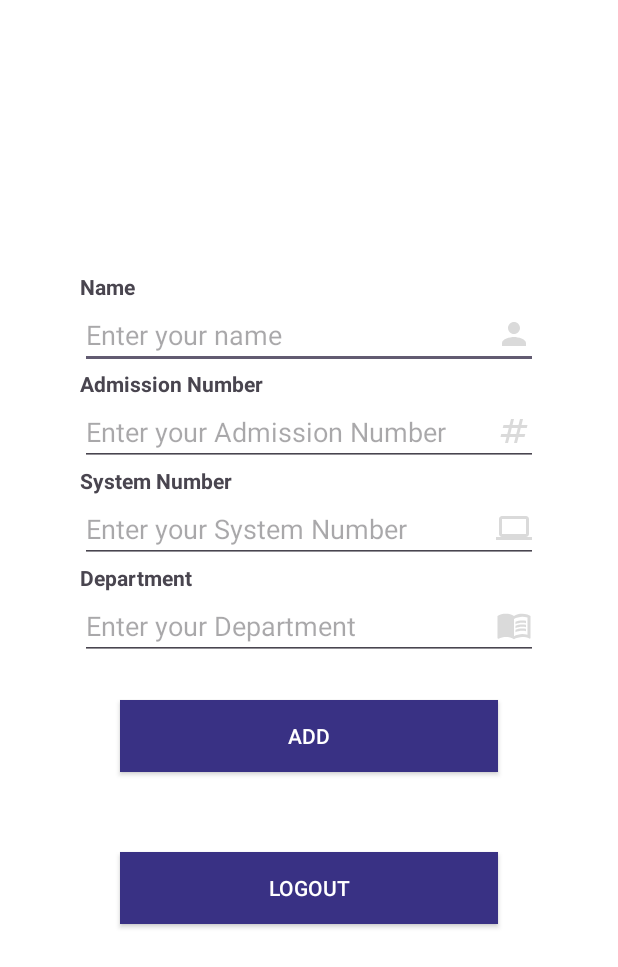
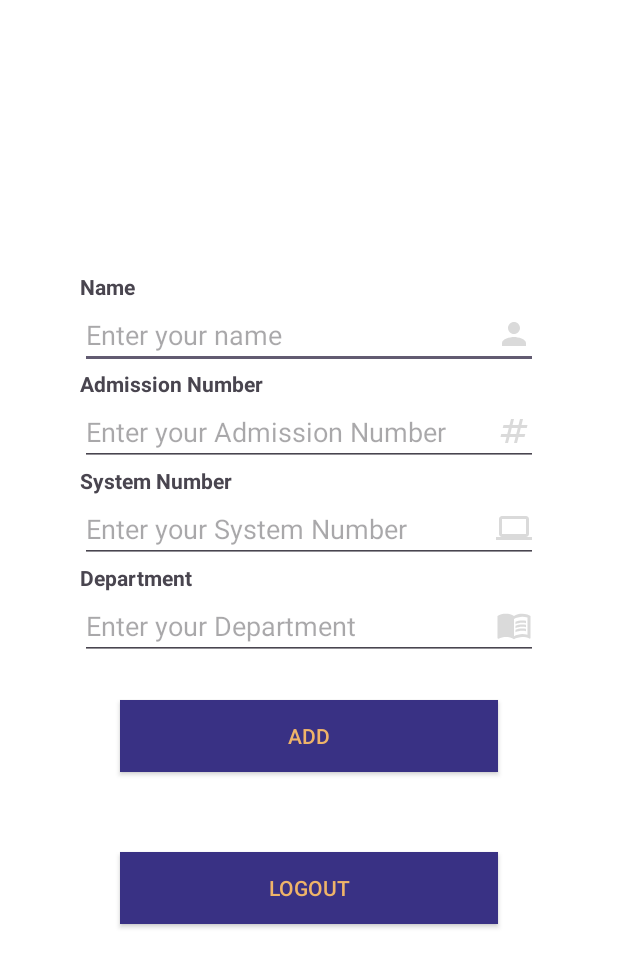
Before and after one commit to johnpoly/EntryLog, an Android app: the LogEntryPage screen opened directly, with no data from a screen before it, after a tap on "ADD", on a phone screen of 412 x 824 dp. Shown: the top 967 px of the screen. Run offline under Robolectric (Android 15) with nearby library versions, the phone set to English and light mode, and no system bars; our stand-ins replace Volley; network calls fail.

Commit message:
Project Completed

```diff
--- a/app/build.gradle.kts
+++ b/app/build.gradle.kts
@@ -32,7 +32,7 @@ android {
 }
 
 dependencies {
-
+    implementation("com.android.volley:volley:1.2.1")
     implementation(libs.appcompat)
     implementation(libs.material)
     implementation(libs.activity)
--- a/app/src/main/AndroidManifest.xml
+++ b/app/src/main/AndroidManifest.xml
@@ -2,7 +2,10 @@
 <manifest xmlns:android="http://schemas.android.com/apk/res/android"
     xmlns:tools="http://schemas.android.com/tools">
 
+    <uses-permission android:name="android.permission.INTERNET"/>
+
     <application
+        android:usesCleartextTraffic="true"
         android:allowBackup="true"
         android:dataExtractionRules="@xml/data_extraction_rules"
         android:fullBackupContent="@xml/backup_rules"
--- a/app/src/main/java/com/example/entrylog/LogEntryPage.java
+++ b/app/src/main/java/com/example/entrylog/LogEntryPage.java
@@ -14,10 +14,22 @@ import androidx.core.graphics.Insets;
 import androidx.core.view.ViewCompat;
 import androidx.core.view.WindowInsetsCompat;
 
+import com.android.volley.Request;
+import com.android.volley.RequestQueue;
+import com.android.volley.Response;
+import com.android.volley.VolleyError;
+import com.android.volley.toolbox.JsonObjectRequest;
+import com.android.volley.toolbox.Volley;
+
+import org.json.JSONException;
+import org.json.JSONObject;
+
 public class LogEntryPage extends AppCompatActivity {
 
     EditText ed1,ed2,ed3,ed4;
     AppCompatButton b1,b2;
+
+    String apiurl="http://10.0.4.16:3000/api/students";
 
     @Override
     protected void onCreate(Bundle savedInstanceState) {
@@ -35,11 +47,47 @@ public class LogEntryPage extends AppCompatActivity {
         b1.setOnClickListener(new View.OnClickListener() {
             @Override
             public void onClick(View v) {
+
+                //Value Reading
                 String getName=ed1.getText().toString();
                 String getAdmissionNumber=ed2.getText().toString();
                 String getSystemNumber=ed3.getText().toString();
                 String getDepartment=ed4.getText().toString();
-                Toast.makeText(getApplicationContext(),getName+" "+getAdmissionNumber+" "+getSystemNumber+" "+getDepartment,Toast.LENGTH_SHORT).show();
+
+                //creating JSON Object
+                JSONObject student=new JSONObject();
+                try {
+                    student.put("name",getName);
+                    student.put("admission_number",getAdmissionNumber);
+                    student.put("system_number",getSystemNumber);
+                    student.put("department",getDepartment);
+                } catch (JSONException e) {
+                    throw new RuntimeException(e);
+                }
+
+                //JSON Object request creation
+                JsonObjectRequest jasonObjectRequest=new JsonObjectRequest(
+                        Request.Method.POST,
+                        apiurl,
+                        student,
+                        new Response.Listener<JSONObject>() {
+                            @Override
+                            public void onResponse(JSONObject response) {
+                                Toast.makeText(getApplicationContext(), "Added Successfully", Toast.LENGTH_SHORT).show();
+                            }
+                        },
+                        new Response.ErrorListener() {
+                            @Override
+                            public void onErrorResponse(VolleyError error) {
+                                Toast.makeText(getApplicationContext(), "Something went wrong", Toast.LENGTH_SHORT).show();
+                            }
+                        }
+                );
+
+                //Request Queue
+                RequestQueue requestQueue= Volley.newRequestQueue(getApplicationContext());
+                requestQueue.add(jasonObjectRequest);
+
             }
         });
         b2.setOnClickListener(new View.OnClickListener() {
--- a/app/src/main/res/layout/activity_log_entry_page.xml
+++ b/app/src/main/res/layout/activity_log_entry_page.xml
@@ -57,7 +57,7 @@
         android:layout_height="wrap_content"
         android:text="add"
         android:background="#393184"
-        android:textColor="#ffffff"
+        android:textColor="#EFB469"
         android:layout_margin="40px"
         android:id="@+id/addbtn"/>
     <androidx.appcompat.widget.AppCompatButton
@@ -65,7 +65,7 @@
         android:layout_height="wrap_content"
         android:text="logout"
         android:background="#393184"
-        android:textColor="#ffffff"
+        android:textColor="#EFB469"
         android:layout_margin="40px"
         android:id="@+id/logoutbtn"/>
 
--- a/app/src/main/res/layout/activity_main.xml
+++ b/app/src/main/res/layout/activity_main.xml
@@ -39,7 +39,7 @@
         android:layout_height="wrap_content"
         android:text="login"
         android:background="#393184"
-        android:textColor="#ffffff"
+        android:textColor="#EFB469"
         android:layout_margin="40px"
         android:id="@+id/logbtn"/>
 
```
